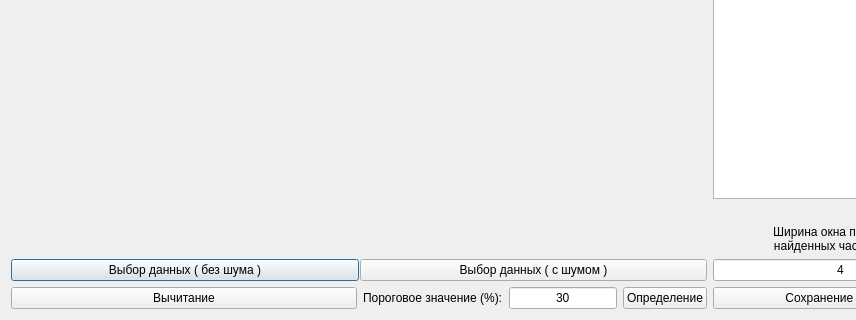
Above: gui.ui from SkorEgor/scientific_work_in_python before the change; both pictures show x 0 to 856 and y 262 to 582 of the 980 by 582 pixel window. Below: the same form after it.
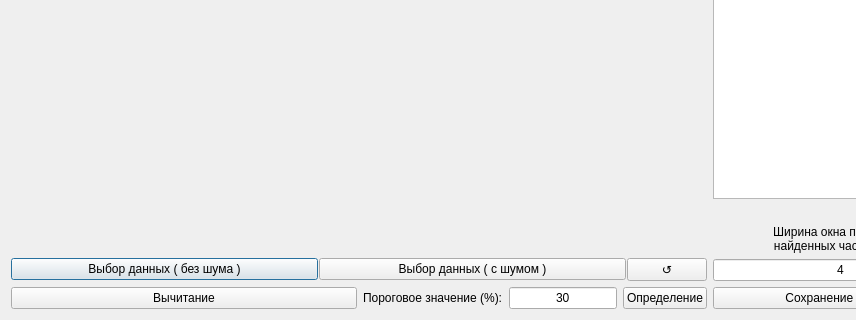
That is the form after the change. Icons and pictures are not drawn.

Commit message: button_updating_data_by_filter

What changed in the file:
```diff
--- a/gui.ui
+++ b/gui.ui
@@ -107,7 +107,7 @@
       </widget>
      </item>
      <item>
-      <layout class="QHBoxLayout" name="horizontalLayout" stretch="0,0">
+      <layout class="QHBoxLayout" name="horizontalLayout" stretch="0,0,0">
        <property name="spacing">
         <number>1</number>
        </property>
@@ -131,6 +131,19 @@
          </property>
         </widget>
        </item>
+       <item>
+        <widget class="QPushButton" name="pushButton_update_filter_frequency">
+         <property name="sizePolicy">
+          <sizepolicy hsizetype="Fixed" vsizetype="Fixed">
+           <horstretch>0</horstretch>
+           <verstretch>0</verstretch>
+          </sizepolicy>
+         </property>
+         <property name="text">
+          <string>↺</string>
+         </property>
+        </widget>
+       </item>
       </layout>
      </item>
      <item>
```
The commit also changes 2 other files.
